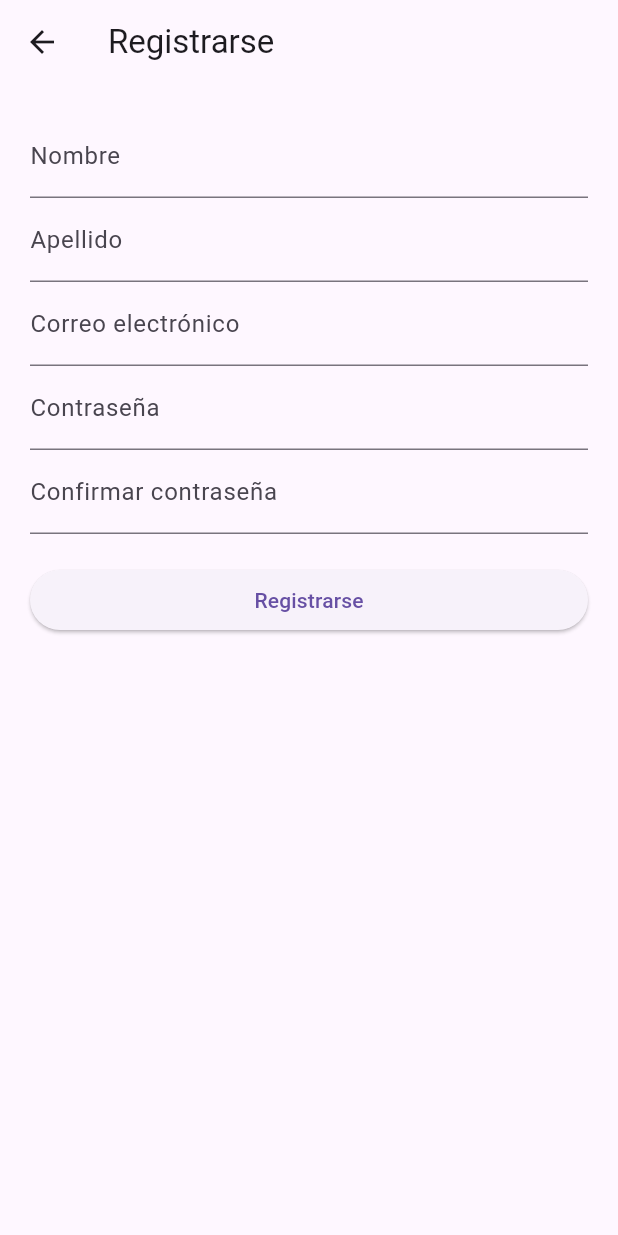
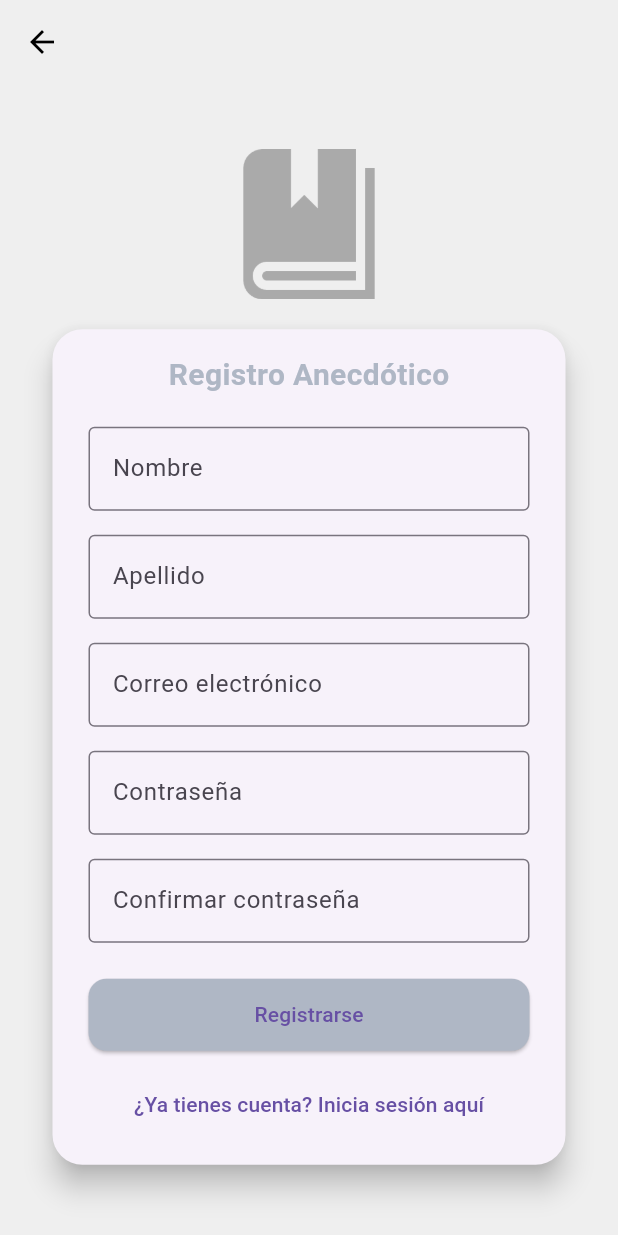
Before and after one commit to Alexyz51/flutter_application_1, a Flutter app: the RegisterScreen screen opened by its route, on a phone screen of 412 x 824 dp. Run offline on Flutter 3.47's test engine with Material 3 defaults, Android fonts, the phone set to English and light mode, and no system bars; our stand-ins replace cloud_firestore, firebase_auth, firebase_core, logger; accounts and stored records are empty.

Commit message:
I added styles in register screen.

```diff
--- a/lib/src/pages/register_screen.dart
+++ b/lib/src/pages/register_screen.dart
@@ -75,30 +75,77 @@ class _RegisterScreenState extends State<RegisterScreen> {
 
   @override
   Widget build(BuildContext context) {
+    const azulGrisClaro = Color.fromARGB(255, 175, 183, 197);
+
     return Scaffold(
-      appBar: AppBar(title: const Text('Registrarse')),
-      body: Padding(
-        padding: const EdgeInsets.all(20.0),
+      backgroundColor: const Color(0xFFEFEFEF),
+      appBar: AppBar(
+        elevation: 0,
+        backgroundColor: Colors.transparent,
+        leading: BackButton(color: Colors.black),
+      ),
+      body: Center(
+        child: SingleChildScrollView(
+          padding: const EdgeInsets.symmetric(horizontal: 24),
+          child: Column(
+            mainAxisSize: MainAxisSize.min,
+            children: [
+              Image.asset(
+                'assets/book.png', // Cambiar si el nombre es otro
+                height: 100,
+              ),
+              const SizedBox(height: 16),
+              ConstrainedBox(
+                constraints: const BoxConstraints(maxWidth: 350),
+                child: Card(
+                  shape: RoundedRectangleBorder(
+                    borderRadius: BorderRadius.circular(20),
+                  ),
+                  elevation: 8,
+                  child: Padding(
+                    padding: const EdgeInsets.symmetric(
+                      horizontal: 24,
+                      vertical: 16,
+                    ),
                     child: Form(
                       key: _formKey,
-          child: ListView(
+                      child: Column(
+                        mainAxisSize: MainAxisSize.min,
                         children: [
+                          Text(
+                            'Registro Anecdótico',
+                            style: TextStyle(
+                              fontSize: 20,
+                              fontWeight: FontWeight.bold,
+                              color: azulGrisClaro,
+                            ),
+                          ),
+                          const SizedBox(height: 20),
                           TextFormField(
                             controller: _nameController,
-                decoration: const InputDecoration(labelText: 'Nombre'),
+                            decoration: const InputDecoration(
+                              labelText: 'Nombre',
+                              border: OutlineInputBorder(),
+                            ),
                             validator: (value) =>
                                 value!.isEmpty ? 'Ingresa tu nombre' : null,
                           ),
+                          const SizedBox(height: 16),
                           TextFormField(
                             controller: _surnameController,
-                decoration: const InputDecoration(labelText: 'Apellido'),
+                            decoration: const InputDecoration(
+                              labelText: 'Apellido',
+                              border: OutlineInputBorder(),
+                            ),
                             validator: (value) =>
                                 value!.isEmpty ? 'Ingresa tu apellido' : null,
                           ),
+                          const SizedBox(height: 16),
                           TextFormField(
                             controller: _emailController,
                             decoration: const InputDecoration(
                               labelText: 'Correo electrónico',
+                              border: OutlineInputBorder(),
                             ),
                             keyboardType: TextInputType.emailAddress,
                             validator: (value) {
@@ -106,32 +153,64 @@ class _RegisterScreenState extends State<RegisterScreen> {
                               final emailRegex = RegExp(
                                 r'^[\w-\.]+@([\w-]+\.)+[\w-]{2,4}$',
                               );
-                  return emailRegex.hasMatch(value) ? null : 'Correo no válido';
+                              return emailRegex.hasMatch(value)
+                                  ? null
+                                  : 'Correo no válido';
                             },
                           ),
+                          const SizedBox(height: 16),
                           TextFormField(
                             controller: _passwordController,
-                decoration: const InputDecoration(labelText: 'Contraseña'),
+                            decoration: const InputDecoration(
+                              labelText: 'Contraseña',
+                              border: OutlineInputBorder(),
+                            ),
                             obscureText: true,
-                validator: (value) =>
-                    value!.length < 6 ? 'Mínimo 6 caracteres' : null,
+                            validator: (value) => value!.length < 6
+                                ? 'Mínimo 6 caracteres'
+                                : null,
                           ),
+                          const SizedBox(height: 16),
                           TextFormField(
                             controller: _confirmPasswordController,
                             decoration: const InputDecoration(
                               labelText: 'Confirmar contraseña',
+                              border: OutlineInputBorder(),
                             ),
                             obscureText: true,
-                validator: (value) => value != _passwordController.text
+                            validator: (value) =>
+                                value != _passwordController.text
                                 ? 'Las contraseñas no coinciden'
                                 : null,
                           ),
-              const SizedBox(height: 20),
+                          const SizedBox(height: 24),
                           _isLoading
-                  ? const Center(child: CircularProgressIndicator())
+                              ? const CircularProgressIndicator()
                               : ElevatedButton(
                                   onPressed: _registerUser,
+                                  style: ElevatedButton.styleFrom(
+                                    backgroundColor: azulGrisClaro,
+                                    minimumSize: const Size.fromHeight(48),
+                                    shape: RoundedRectangleBorder(
+                                      borderRadius: BorderRadius.circular(12),
+                                    ),
+                                  ),
                                   child: const Text('Registrarse'),
+                                ),
+                          const SizedBox(height: 12),
+                          TextButton(
+                            onPressed: () {
+                              Navigator.pushReplacementNamed(context, 'login');
+                            },
+                            child: const Text(
+                              '¿Ya tienes cuenta? Inicia sesión aquí',
+                            ),
+                          ),
+                        ],
+                      ),
+                    ),
+                  ),
+                ),
               ),
             ],
           ),
```
Lines whose indentation alone changed are shown as unchanged.
